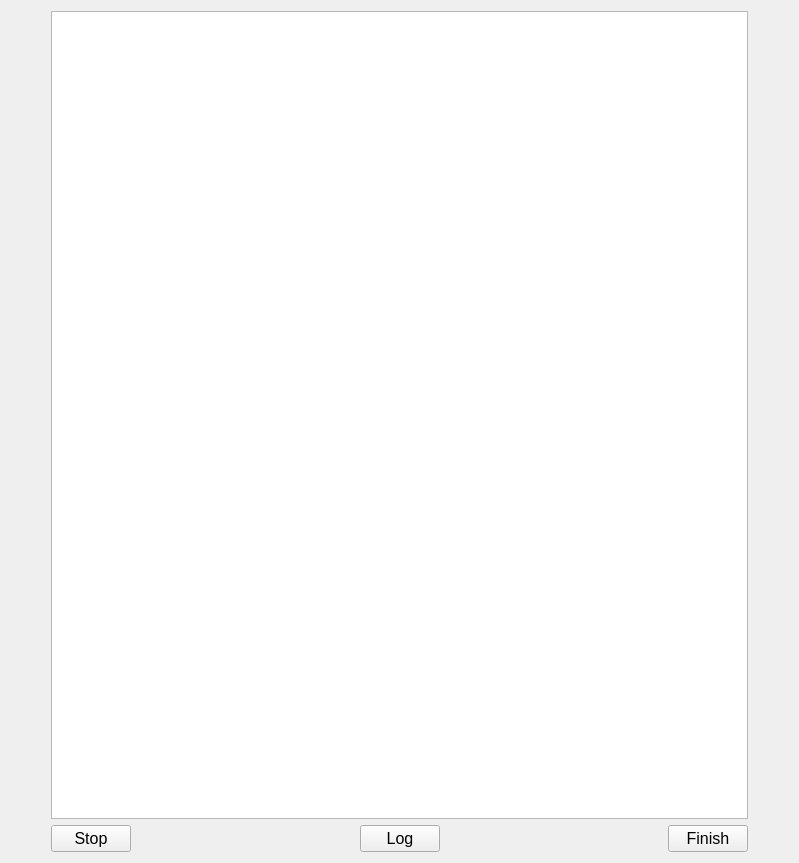
Before: the Qt Designer form smartfMRI/experimentstatus.ui in wuzhuobin/smartfMRI, drawn with Qt 5.
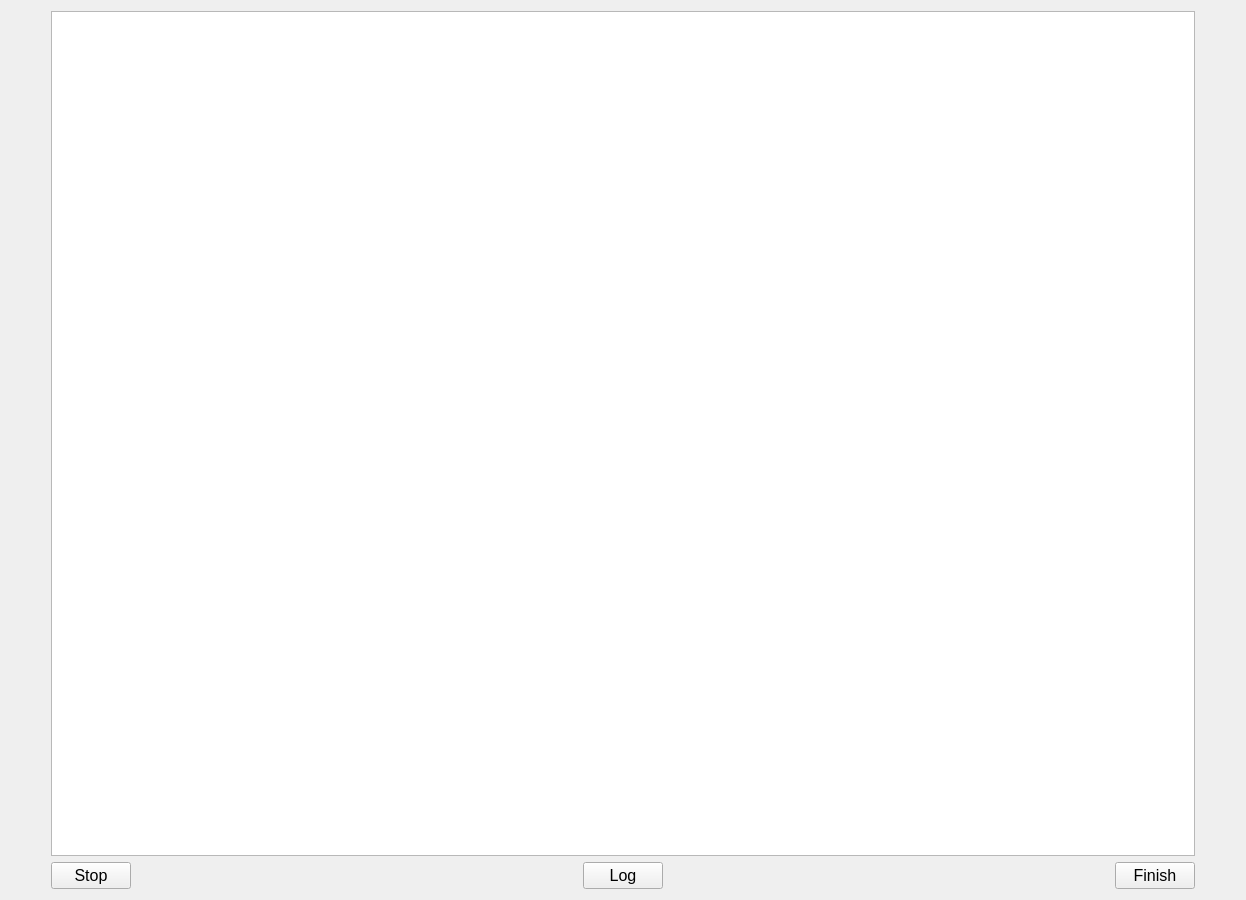
After: the same form once the commit is applied.

Patch:
```diff
--- a/smartfMRI/experimentstatus.ui
+++ b/smartfMRI/experimentstatus.ui
@@ -6,8 +6,8 @@
    <rect>
     <x>0</x>
     <y>0</y>
-    <width>799</width>
-    <height>863</height>
+    <width>1246</width>
+    <height>900</height>
    </rect>
   </property>
   <property name="windowTitle">
```
